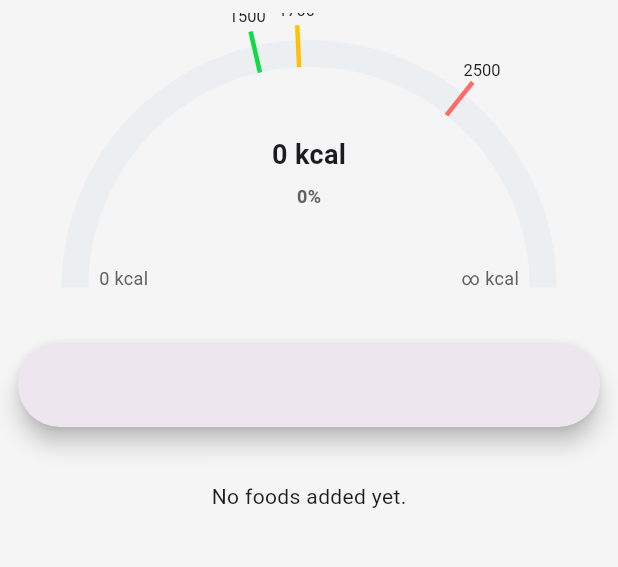
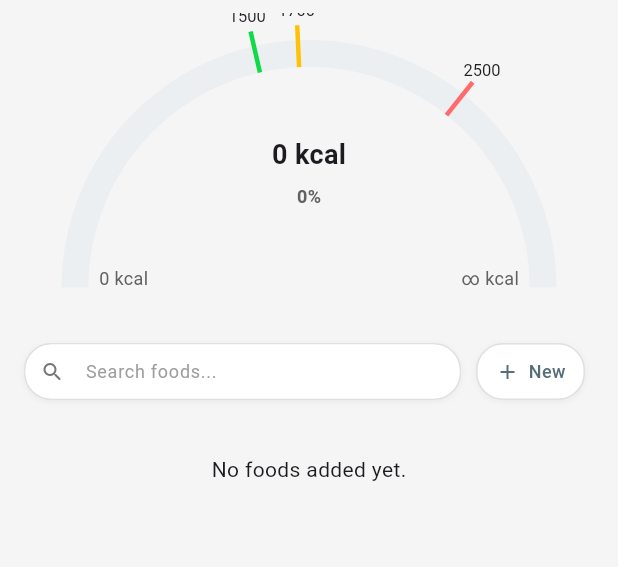
Before and after one commit to AshwaniDev101/Flutter-Calio-Firebase-Drift, a Flutter app: the screen it shows after launch, on a phone screen of 412 x 824 dp, the part 71-638 px from its top. Run offline on Flutter 3.47's test engine with Material 3 defaults, Android fonts, the phone set to English and light mode, and no system bars; our stand-ins replace cloud_firestore, firebase_core, logger, rxdart; accounts and stored records are empty; generated files the repository leaves out were written again.

Commit message:
fix: search bar not visible problem

```diff
--- a/lib/pages/calorie_counter/calorie_counter_page.dart
+++ b/lib/pages/calorie_counter/calorie_counter_page.dart
@@ -2,9 +2,12 @@ import 'package:calio/pages/calorie_counter/view_model.dart';
 import 'package:calio/pages/calorie_counter/widgets/calorie_counter_sliver_app_bar.dart';
 import 'package:calio/pages/calorie_counter/widgets/food_list_sliver.dart';
 import 'package:calio/pages/calorie_counter/widgets/top_progress_sliver.dart';
+import 'package:calio/pages/calorie_counter/widgets/search_bar.dart';
 import 'package:flutter/material.dart';
 import 'package:provider/provider.dart';
+import '../../models/diet_food.dart';
 import '../../theme/app_colors.dart';
+import 'add_new/add_edit_dialog.dart';
 
 class CalorieCounterPage extends StatelessWidget {
   final DateTime pageDateTime;
@@ -27,11 +30,8 @@ class CalorieCounterPage extends StatelessWidget {
 class _CalorieCounterPageBody extends StatelessWidget {
   const _CalorieCounterPageBody();
 
-
-
   @override
   Widget build(BuildContext context) {
-
     final vm = context.watch<CalorieCounterViewModel>();
 
     return Scaffold(
@@ -48,8 +48,15 @@ class _CalorieCounterPageBody extends StatelessWidget {
             TopProgressSliver(viewModel: vm),
 
             // Search bar
-            const SliverPadding(padding: EdgeInsets.all(12), sliver: SliverToBoxAdapter(child: SearchBar())),
+            // SliverPadding(padding: EdgeInsets.all(12), sliver: SliverToBoxAdapter(child: SearchBar())),
+            // SliverPadding(
+            //   padding: const EdgeInsets.all(12),
+            //   sliver: SliverToBoxAdapter(
+            //     child: SearchBar(),
+            //   ),
+            // ),
 
+            SliverPadding(padding: EdgeInsets.all(12), sliver: SliverToBoxAdapter(child: MySearchBar())),
             // Food list sliver
             FoodListSliver(viewModel: vm),
           ],
--- a/lib/pages/calorie_counter/widgets/search_bar.dart
+++ b/lib/pages/calorie_counter/widgets/search_bar.dart
@@ -1,4 +1,3 @@
-// Search bar widget (stateful) manages keyboard insets and focus
 import 'package:flutter/material.dart';
 import 'package:provider/provider.dart';
 
@@ -7,14 +6,14 @@ import '../../../theme/app_colors.dart';
 import '../add_new/add_edit_dialog.dart';
 import '../view_model.dart';
 
-class SearchBar extends StatefulWidget {
-  const SearchBar();
+class MySearchBar extends StatefulWidget {
+  const MySearchBar();
 
   @override
-  State<SearchBar> createState() => _SearchBarState();
+  State<MySearchBar> createState() => _SearchBarState();
 }
 
-class _SearchBarState extends State<SearchBar> with WidgetsBindingObserver {
+class _SearchBarState extends State<MySearchBar> with WidgetsBindingObserver {
   final FocusNode _focusNode = FocusNode();
   double _prevBottomInset = 0;
 
@@ -51,12 +50,16 @@ class _SearchBarState extends State<SearchBar> with WidgetsBindingObserver {
             height: 38, // keep it thin
             margin: const EdgeInsets.symmetric(horizontal: 4),
             decoration: BoxDecoration(
-              color: Colors.white,
-              borderRadius: BorderRadius.circular(18),
+              color: Colors.white, // clean background
+              borderRadius: BorderRadius.circular(18), // rounded pill shape
               boxShadow: [
-                BoxShadow(color: Colors.black.withOpacity(0.05), blurRadius: 3, offset: const Offset(0, 1)),
+                BoxShadow(
+                  color: Colors.black.withValues(alpha: 0.05), // subtle shadow
+                  blurRadius: 3,
+                  offset: const Offset(0, 1),
+                ),
               ],
-              border: Border.all(color: Colors.grey.shade300, width: 1),
+              border: Border.all(color: Colors.grey.shade300, width: 1), // subtle border like "New" button
             ),
             child: TextField(
               focusNode: _focusNode,
@@ -80,32 +83,41 @@ class _SearchBarState extends State<SearchBar> with WidgetsBindingObserver {
 
         const SizedBox(width: 6),
 
+        Row(
+          children: [
             InkWell(
-          onTap: () => DietFoodDialog.add(context, (DietFood food) => context.read<CalorieCounterViewModel>().addFood(food)),
+              onTap: () {
+                DietFoodDialog.add(context, (DietFood food) => vm.addFood(food));
+              },
               borderRadius: BorderRadius.circular(18),
               child: Container(
                 height: 38, // same as search bar
                 padding: const EdgeInsets.symmetric(horizontal: 12),
                 decoration: BoxDecoration(
-              color: Colors.white,
+                  color: Colors.white, // clean modern look
                   borderRadius: BorderRadius.circular(18),
                   boxShadow: [
-                BoxShadow(color: Colors.black.withOpacity(0.05), blurRadius: 3, offset: const Offset(0, 1)),
+                    BoxShadow(color: Colors.black.withValues(alpha: 0.05), blurRadius: 3, offset: const Offset(0, 1)),
                   ],
-              border: Border.all(color: Colors.grey.shade300, width: 1),
+                  border: Border.all(color: Colors.grey.shade300, width: 1), // subtle border
                 ),
                 child: Row(
                   mainAxisSize: MainAxisSize.min,
                   children: [
                     Icon(Icons.add, color: AppColors.appbarContent, size: 16),
                     const SizedBox(width: 6),
-                Text('New', style: TextStyle(fontSize: 12, color: AppColors.appbarContent, fontWeight: FontWeight.w500)),
+                    Text(
+                      'New',
+                      style: TextStyle(fontSize: 12, color: AppColors.appbarContent, fontWeight: FontWeight.w500),
+                    ),
                   ],
                 ),
               ),
             ),
 
-        const SizedBox(width: 10),
+            SizedBox(width: 10),
+          ],
+        ),
       ],
     );
   }
```
Lines whose indentation alone changed are shown as unchanged.
